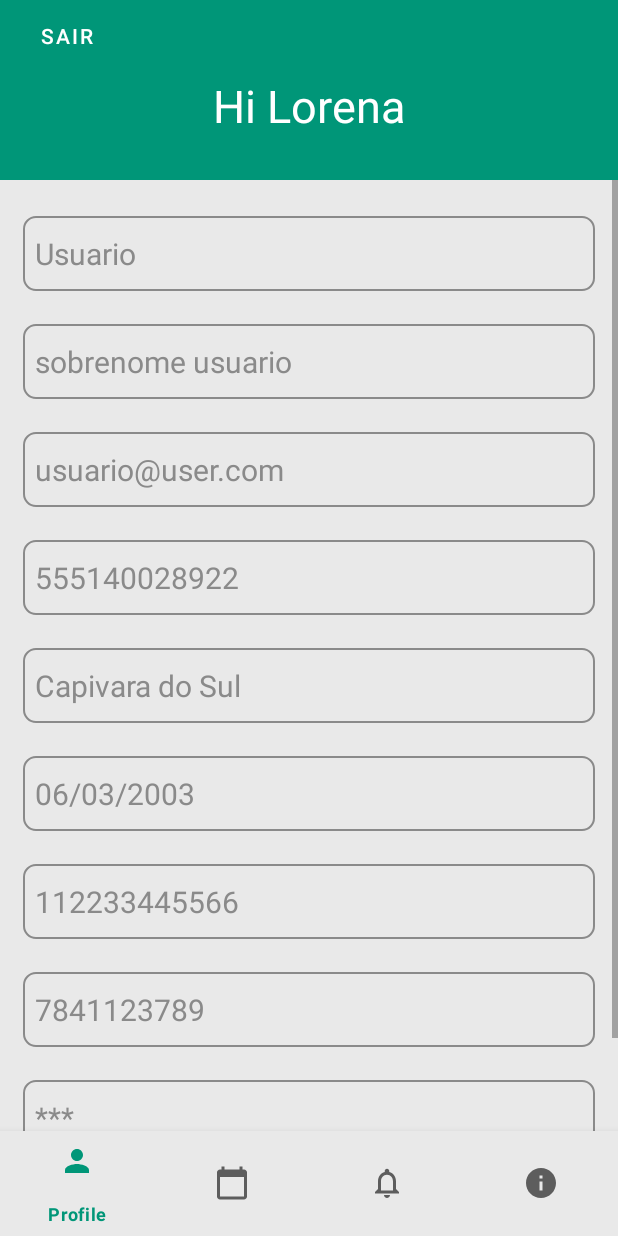
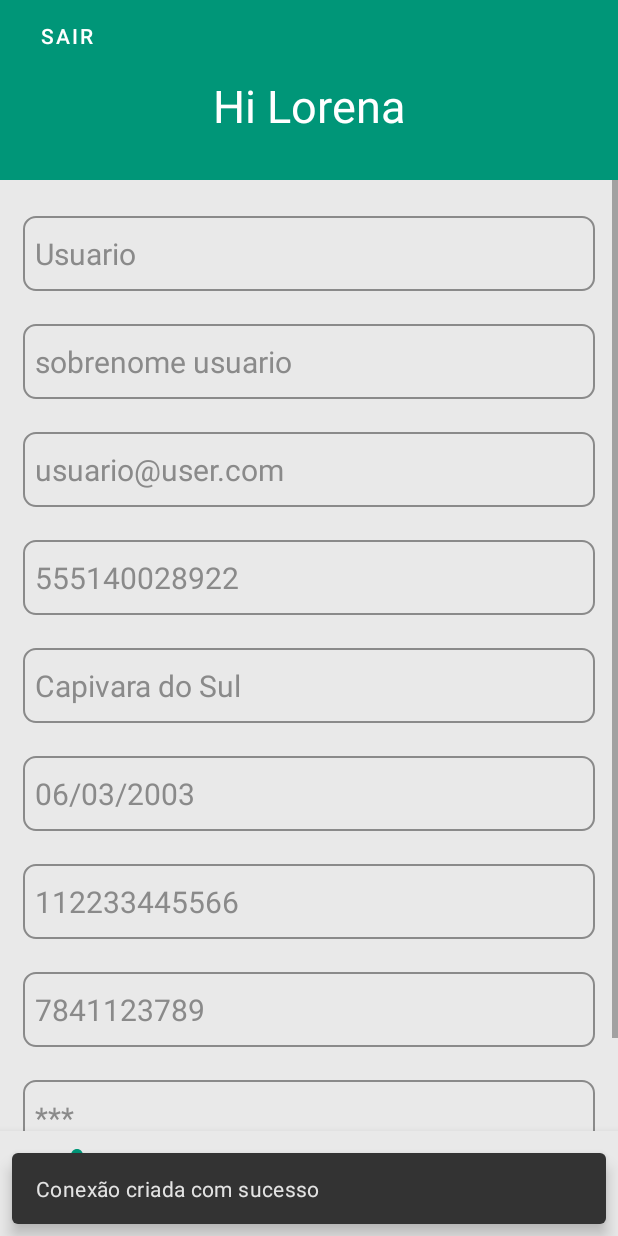
Before and after one commit to Camillyskk/AplicativoAndroid-PDM, an Android app: the ProfileFragment screen opened directly, with no data from a screen before it, on a phone screen of 412 x 824 dp. Run offline under Robolectric (Android 15) with nearby library versions, the phone set to English and light mode, and no system bars.

```diff
--- a/app/src/main/java/com/example/projetopdm/AgendamentosFragment.java
+++ b/app/src/main/java/com/example/projetopdm/AgendamentosFragment.java
@@ -107,7 +107,7 @@ public class AgendamentosFragment extends Fragment {
     }
 
     private void listarDados() {
-        adaptador.getDados().clear();
+        /*adaptador.getDados().clear();
 
         Procedimento p = new Procedimento();
         p.nome = "Massagem";
@@ -138,7 +138,7 @@ public class AgendamentosFragment extends Fragment {
         //adaptador.getDados().addAll()
         adaptador.getDados().add(p);
 
-        adaptador.notifyDataSetChanged();
+        adaptador.notifyDataSetChanged();*/
     }
 
 
--- a/app/src/main/java/com/example/projetopdm/ProfileFragment.java
+++ b/app/src/main/java/com/example/projetopdm/ProfileFragment.java
@@ -10,10 +10,13 @@ import static com.example.projetopdm.CadastroActivity.validarSenha;
 import static com.example.projetopdm.CadastroActivity.validarTelefone;
 
 import android.content.Intent;
+import android.database.SQLException;
+import android.database.sqlite.SQLiteDatabase;
 import android.os.Build;
 import android.os.Bundle;
 
 import androidx.annotation.RequiresApi;
+import androidx.appcompat.app.AlertDialog;
 import androidx.fragment.app.Fragment;
 
 
@@ -24,7 +27,10 @@ import android.widget.Button;
 import android.widget.EditText;
 
 import com.example.projetopdm.clinica.Agenda;
+import com.example.projetopdm.database.DadosOpenHelper;
+import com.example.projetopdm.dominios.entidades.repositorios.UsuarioRepo;
 import com.example.projetopdm.usuarios.Usuario;
+import com.google.android.material.snackbar.Snackbar;
 
 /**
  * A simple {@link Fragment} subclass.
@@ -35,6 +41,9 @@ public class ProfileFragment extends Fragment {
 
     EditText et_nome, et_sobrenome, et_email, et_telefone, et_cidade, et_dataNasc, et_RG, et_CPF, et_senha;
     Button bt_atualizar, bt_sair;
+
+
+    UsuarioRepo usuarioRepo;
 
 
     // TODO: Rename parameter arguments, choose names that match
@@ -97,13 +106,31 @@ public class ProfileFragment extends Fragment {
         bt_sair = v.findViewById(R.id.bt_sair);
 
         //Desabilitar os EditTexts
-        desabilitarEditTexts();
+        //desabilitarEditTexts();
+
+        /*
+            et_cidade.setText(usuarioatual.cidade);
+            et_nome.setText(usuarioatual.nome);
+            et_sobrenome.setText(usuarioatual.sobrenome);
+            et_CPF.setText(usuarioatual.CPF);
+            et_RG.setText(usuarioatual.RG);
+            et_dataNasc.setText(usuarioatual.nascimento);
+            et_email.setText(usuarioatual.email);
+            et_senha.setText(usuarioatual.senha);
+         */
+
 
         bt_atualizar.setOnClickListener(new View.OnClickListener() {
             @RequiresApi(api = Build.VERSION_CODES.O)
             @Override
             public void onClick(View v) {
 //                puxar dados do banco e colocar no text dos editText
+
+                /*
+                usuarioRepo.alterar(usuarioatual);
+                */
+
+
                 if(et_email.isEnabled()){
                    if(isDadosValidos()) {
                     desabilitarEditTexts();
@@ -181,4 +208,5 @@ public class ProfileFragment extends Fragment {
         return false;
     }
 
+
 }
--- a/app/src/main/java/com/example/projetopdm/UsuarioActivity.java
+++ b/app/src/main/java/com/example/projetopdm/UsuarioActivity.java
@@ -1,24 +1,43 @@
 package com.example.projetopdm;
 
+import static com.example.projetopdm.R.id.activity_usuario;
 import static com.example.projetopdm.R.id.profile_item;
 
 import androidx.annotation.NonNull;
+import androidx.appcompat.app.AlertDialog;
 import androidx.appcompat.app.AppCompatActivity;
 import androidx.constraintlayout.widget.ConstraintLayout;
 import androidx.fragment.app.Fragment;
+
+import android.database.SQLException;
+import android.database.sqlite.SQLiteDatabase;
 import android.os.Bundle;
 import android.view.MenuItem;
 
+import com.example.projetopdm.database.DadosOpenHelper;
+import com.example.projetopdm.dominios.entidades.repositorios.UsuarioRepo;
 import com.google.android.material.bottomnavigation.BottomNavigationView;
+import com.google.android.material.snackbar.Snackbar;
 
 public class UsuarioActivity extends AppCompatActivity {
 
+    ConstraintLayout activity_usuario;
+
     BottomNavigationView navigationView;
+
+    static SQLiteDatabase conexao;
+    static DadosOpenHelper dadosOpenHelper;
+
+    UsuarioRepo usuarioRepo = new UsuarioRepo(conexao);
 
     @Override
     protected void onCreate(Bundle savedInstanceState) {
         super.onCreate(savedInstanceState);
         setContentView(R.layout.activity_usuario);
+
+        activity_usuario = (ConstraintLayout) findViewById(R.id.activity_usuario);
+
+        criarConexao();
 
         //iniciar na fragment profile
         getSupportFragmentManager().beginTransaction().replace(R.id.activity_usuario, new ProfileFragment()).commit();
@@ -55,4 +74,22 @@ public class UsuarioActivity extends AppCompatActivity {
         });
 
     }
+    public void criarConexao() {
+        try {
+            dadosOpenHelper = new DadosOpenHelper(getBaseContext());
+
+            conexao = dadosOpenHelper.getWritableDatabase();
+
+            Snackbar.make(activity_usuario, R.string.message_conexao_ok, Snackbar.LENGTH_LONG).setAction(R.string.message_ok, null).show();
+
+            usuarioRepo = new UsuarioRepo(conexao);
+
+        } catch (SQLException ex) {
+            AlertDialog.Builder dlg = new AlertDialog.Builder(getBaseContext());
+            dlg.setTitle(R.string.message_erro);
+            dlg.setMessage(ex.getMessage());
+            dlg.setNeutralButton(R.string.message_ok, null);
+            dlg.show();
+        }
+    }
 }
--- a/app/src/main/java/com/example/projetopdm/clinica/Agenda.java
+++ b/app/src/main/java/com/example/projetopdm/clinica/Agenda.java
@@ -10,8 +10,8 @@ import java.util.ArrayList;
 public class Agenda extends Horario {
     public static ArrayList<Usuario> usuarios = new ArrayList<>();
     public static ArrayList<Horario> listaHorarios = new ArrayList<>();
-    public static ArrayList<Procedimento> listaProcedimentos = new ArrayList<>();
-    public static ArrayList<Agendamento> agendamentos = new ArrayList<>();
+    public static ArrayList<Procedimentos> listaProcedimentos = new ArrayList<>();
+    public static ArrayList<Agendamentos> agendamentos = new ArrayList<>();
 
     public static void carregarUsuariosDoBanco() {
 //
--- a/app/src/main/java/com/example/projetopdm/clinica/Agendamento.java
+++ b/app/src/main/java/com/example/projetopdm/clinica/Agendamentos.java
@@ -1,11 +1,11 @@
 package com.example.projetopdm.clinica;
 
 
-public class Agendamento {
+public class Agendamentos {
     public String horario;
     public String data;
 //    public Cliente cliente;
-    public Procedimento procedimento;
+    public Procedimentos procedimentos;
 
 //    public static ArrayList<Agendamento> agendamentos = new ArrayList<>();
 
--- a/app/src/main/java/com/example/projetopdm/clinica/Procedimento.java
+++ b/app/src/main/java/com/example/projetopdm/clinica/Procedimentos.java
@@ -1,6 +1,6 @@
 package com.example.projetopdm.clinica;
 
-public class Procedimento {
+public class Procedimentos {
     public String nome;
     public Integer duracao;
     public Double valor;
--- a/app/src/main/java/com/example/projetopdm/database/DadosOpenHelper.java
+++ b/app/src/main/java/com/example/projetopdm/database/DadosOpenHelper.java
@@ -17,6 +17,7 @@ public class DadosOpenHelper extends SQLiteOpenHelper {
         db.execSQL(ScriptDLL.getCreateTableUsuarios());
         db.execSQL(ScriptDLL.getCreateTableProcedimento());
         db.execSQL(ScriptDLL.getCreateTableAgendamento());
+        //db.execSQL(ScriptDLL.getInsertTableProcedimento());
 
     }
 
--- a/app/src/main/java/com/example/projetopdm/dominios/entidades/Agendamento.java
+++ b/app/src/main/java/com/example/projetopdm/dominios/entidades/Agendamento.java
@@ -1,6 +1,6 @@
 package com.example.projetopdm.dominios.entidades;
 
-public class Agendamento {
+public class Agendamento extends Procedimento {
 
     public int ID, usuarios_id, procedimento_id;
     public String dia, hora;
--- a/app/src/main/java/com/example/projetopdm/dominios/entidades/repositorios/ProcedimentoRepo.java
+++ b/app/src/main/java/com/example/projetopdm/dominios/entidades/repositorios/ProcedimentoRepo.java
@@ -81,6 +81,7 @@ public class ProcedimentoRepo {
         sql.append("FROM Procedimento ");
         sql.append("WHERE ID = ?");
 
+
         String[] parametros = new String[1];
         parametros[0] = String.valueOf(id);
 
```
Also changed, not shown: app/src/main/java/com/example/projetopdm/MainActivity.java (+35 -42 lines), app/src/main/java/com/example/projetopdm/database/ScriptDLL.java (+55 -0 lines), app/src/main/java/com/example/projetopdm/dominios/entidades/repositorios/UsuarioRepo.java (+9 -16 lines), app/src/main/java/com/example/projetopdm/usuarios/Usuario.java (+4 -4 lines), app/src/main/java/com/example/projetopdm/utilidadesadaptador/AdaptadorRecyclerViewHorarios.java (+30 -11 lines).
